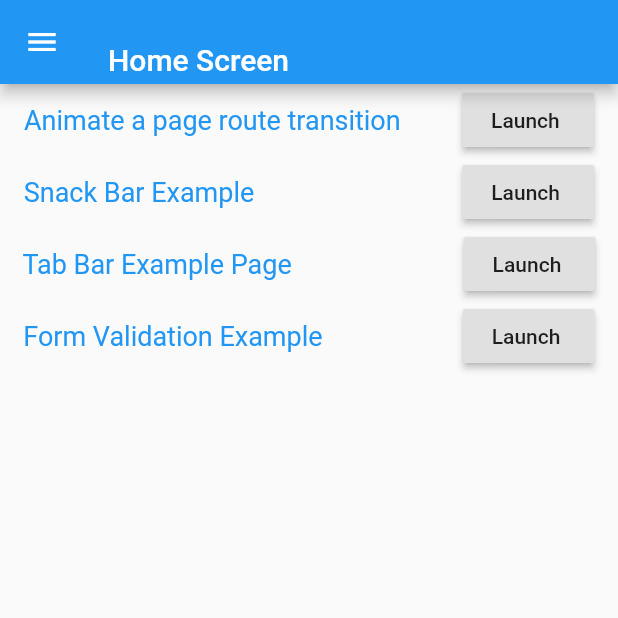
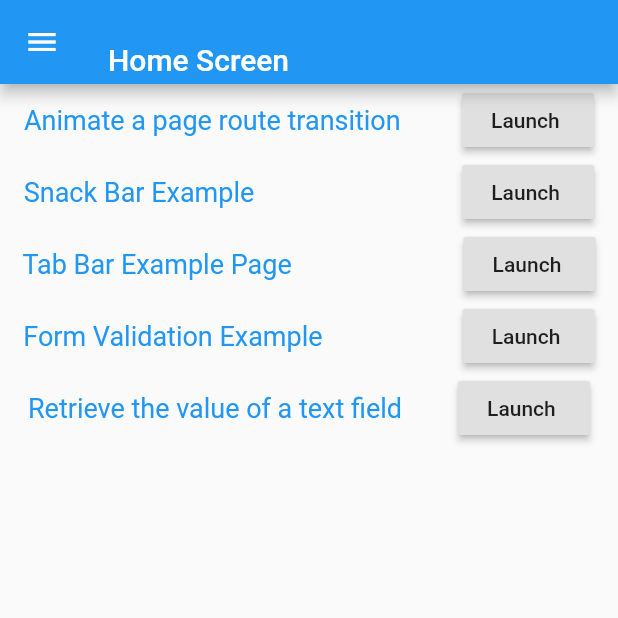
Before and after one commit to JaacielFernando/Flutter-Cook_book, a Flutter app: the screen it shows after launch, on a phone screen of 412 x 824 dp, the top half of it. Run offline on Flutter 3.47's test engine with Material 2 defaults, Android fonts, the phone set to English and light mode, and no system bars.

Commit message:
Forms/Retrieve-form

```diff
--- a/lib/main.dart
+++ b/lib/main.dart
@@ -1,4 +1,5 @@
 import 'package:cook_book_flutter/src/pages/Animation_P1.dart';
+import 'package:cook_book_flutter/src/pages/Retrieve_form.dart';
 import 'package:cook_book_flutter/src/pages/form_validation_page.dart';
 import 'package:cook_book_flutter/src/pages/home_page.dart';
 import 'package:cook_book_flutter/src/pages/snack_bar_page.dart';
@@ -20,6 +21,7 @@ class MyApp extends StatelessWidget {
         '/SnackBarExample': (context) => SnackBarPage(),
         '/TabBarExample': (context)=> TabBarDemo(),
         '/FormValidationE' : (context)=>  FormValidationExample(),
+        '/RetrieveForm' : (context)=>  RetrieveForm(),
       },
     );
   }
--- a/lib/src/pages/home_page.dart
+++ b/lib/src/pages/home_page.dart
@@ -123,6 +123,30 @@ class HomePage extends StatelessWidget {
                   ),
                 ],
               ),
+               Row(
+                mainAxisAlignment: MainAxisAlignment.spaceAround,
+                children: <Widget>[
+                  InkWell(
+                    child: Text(
+                      'Retrieve the value of a text field',
+                      style: TextStyle(
+                        color: Colors.blue,
+                        fontSize: 18,
+                      ),
+                    ),
+                    onTap: () {
+                      Navigator.pushNamed(context, '/RetrieveForm');
+                    },
+                  ),
+                  RaisedButton(
+                    child: Text('Launch '),
+                    onPressed: () {
+                      // Navigate to the second screen using a named route.
+                      Navigator.pushNamed(context, '/RetrieveForm');
+                    },
+                  ),
+                ],
+              ),
             ],
           ),
         ),
```
Also changed, not shown: lib/src/pages/Retrieve_form.dart (added, +63 -0 lines).
